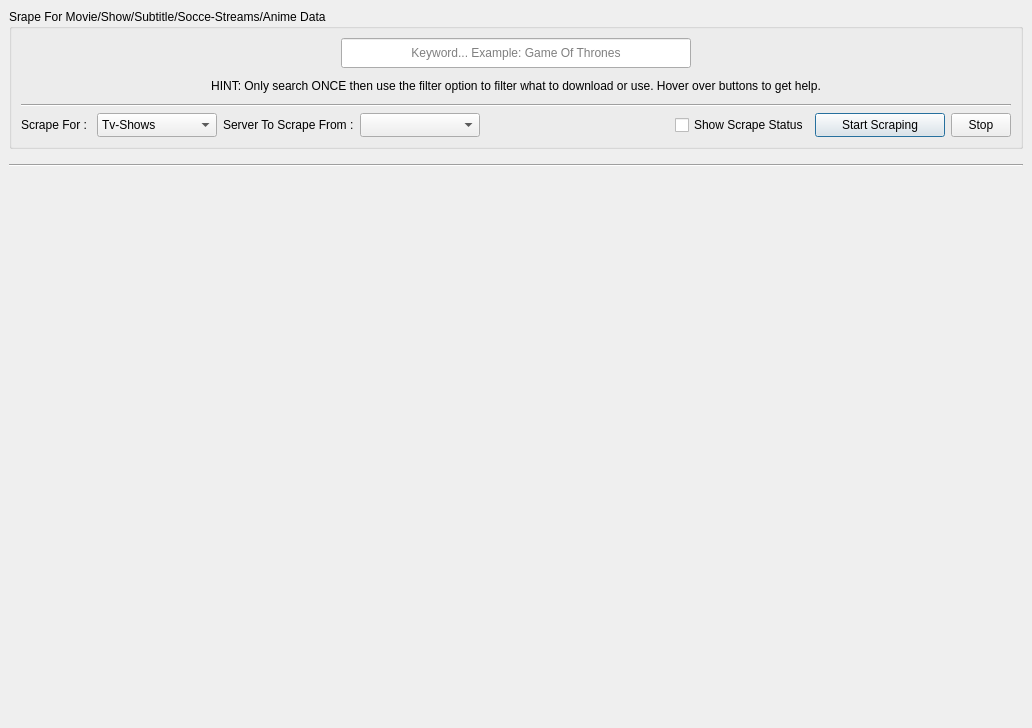
Before: the Qt Designer form src/design_files/mainWindow.ui in ayieko168/Eztv-torrent-scrapper, drawn with Qt 5.
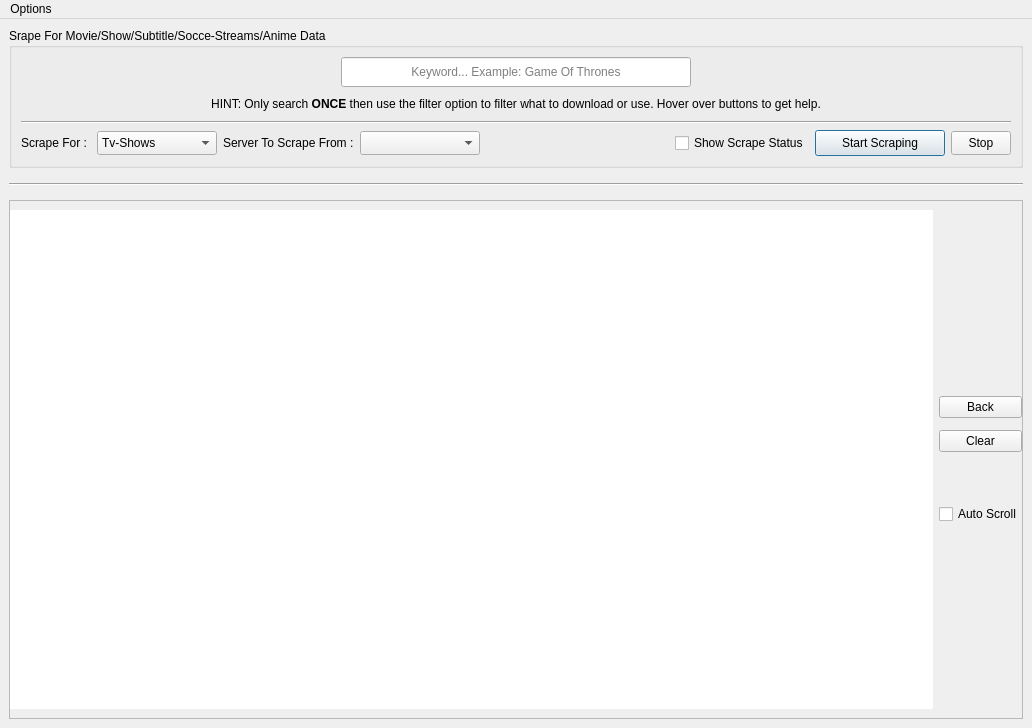
After: the same form once the commit is applied. The open tabs and pages were chosen to show the change. Icons and pictures are not drawn.

```diff
--- a/src/design_files/mainWindow.ui
+++ b/src/design_files/mainWindow.ui
@@ -119,7 +119,7 @@
           <item>
            <widget class="QLabel" name="label_6">
             <property name="text">
-             <string>HINT: Only search ONCE then use the filter option to filter what to download or use. Hover over buttons to get help.</string>
+             <string>&lt;html&gt;&lt;head/&gt;&lt;body&gt;&lt;p&gt;HINT: Only search &lt;span style=&quot; font-weight:700;&quot;&gt;ONCE&lt;/span&gt; then use the filter option to filter what to download or use. Hover over buttons to get help.&lt;/p&gt;&lt;/body&gt;&lt;/html&gt;</string>
             </property>
             <property name="alignment">
              <set>Qt::AlignCenter</set>
@@ -248,7 +248,7 @@
               <property name="minimumSize">
                <size>
                 <width>130</width>
-                <height>24</height>
+                <height>26</height>
                </size>
               </property>
               <property name="toolTip">
@@ -636,7 +636,126 @@
            </item>
           </layout>
          </widget>
-         <widget class="QWidget" name="page_2"/>
+         <widget class="QWidget" name="page_2">
+          <layout class="QVBoxLayout" name="verticalLayout_9">
+           <property name="spacing">
+            <number>0</number>
+           </property>
+           <property name="leftMargin">
+            <number>0</number>
+           </property>
+           <property name="topMargin">
+            <number>0</number>
+           </property>
+           <property name="rightMargin">
+            <number>0</number>
+           </property>
+           <property name="bottomMargin">
+            <number>0</number>
+           </property>
+           <item>
+            <widget class="QFrame" name="frame_2">
+             <property name="frameShape">
+              <enum>QFrame::StyledPanel</enum>
+             </property>
+             <property name="frameShadow">
+              <enum>QFrame::Raised</enum>
+             </property>
+             <layout class="QHBoxLayout" name="horizontalLayout_12">
+              <property name="leftMargin">
+               <number>0</number>
+              </property>
+              <property name="rightMargin">
+               <number>0</number>
+              </property>
+              <item>
+               <widget class="QTextEdit" name="log_text">
+                <property name="frameShape">
+                 <enum>QFrame::NoFrame</enum>
+                </property>
+                <property name="frameShadow">
+                 <enum>QFrame::Plain</enum>
+                </property>
+                <property name="readOnly">
+                 <bool>true</bool>
+                </property>
+               </widget>
+              </item>
+              <item>
+               <layout class="QVBoxLayout" name="verticalLayout_10">
+                <property name="spacing">
+                 <number>12</number>
+                </property>
+                <item>
+                 <spacer name="verticalSpacer_2">
+                  <property name="orientation">
+                   <enum>Qt::Vertical</enum>
+                  </property>
+                  <property name="sizeHint" stdset="0">
+                   <size>
+                    <width>20</width>
+                    <height>40</height>
+                   </size>
+                  </property>
+                 </spacer>
+                </item>
+                <item>
+                 <widget class="QPushButton" name="back_button">
+                  <property name="text">
+                   <string>Back</string>
+                  </property>
+                 </widget>
+                </item>
+                <item>
+                 <widget class="QPushButton" name="clear_button">
+                  <property name="text">
+                   <string>Clear</string>
+                  </property>
+                 </widget>
+                </item>
+                <item>
+                 <spacer name="verticalSpacer">
+                  <property name="orientation">
+                   <enum>Qt::Vertical</enum>
+                  </property>
+                  <property name="sizeType">
+                   <enum>QSizePolicy::Fixed</enum>
+                  </property>
+                  <property name="sizeHint" stdset="0">
+                   <size>
+                    <width>20</width>
+                    <height>40</height>
+                   </size>
+                  </property>
+                 </spacer>
+                </item>
+                <item>
+                 <widget class="QCheckBox" name="auto_scroll">
+                  <property name="text">
+                   <string>Auto Scroll</string>
+                  </property>
+                 </widget>
+                </item>
+                <item>
+                 <spacer name="verticalSpacer_3">
+                  <property name="orientation">
+                   <enum>Qt::Vertical</enum>
+                  </property>
+                  <property name="sizeHint" stdset="0">
+                   <size>
+                    <width>20</width>
+                    <height>40</height>
+                   </size>
+                  </property>
+                 </spacer>
+                </item>
+               </layout>
+              </item>
+             </layout>
+            </widget>
+           </item>
+          </layout>
+         </widget>
         </widget>
        </item>
       </layout>
@@ -653,6 +772,18 @@
      <height>22</height>
     </rect>
    </property>
+   <widget class="QMenu" name="menuOptions">
+    <property name="title">
+     <string>Options</string>
+    </property>
+    <addaction name="actionSettings"/>
+    <addaction name="separator"/>
+    <addaction name="actionUpdate"/>
+    <addaction name="actionReset_All"/>
+    <addaction name="separator"/>
+    <addaction name="actionExit"/>
+   </widget>
+   <addaction name="menuOptions"/>
   </widget>
  </widget>
  <resources/>
```
Left out of the diff: 40 changed lines with no effect on the pictures.
